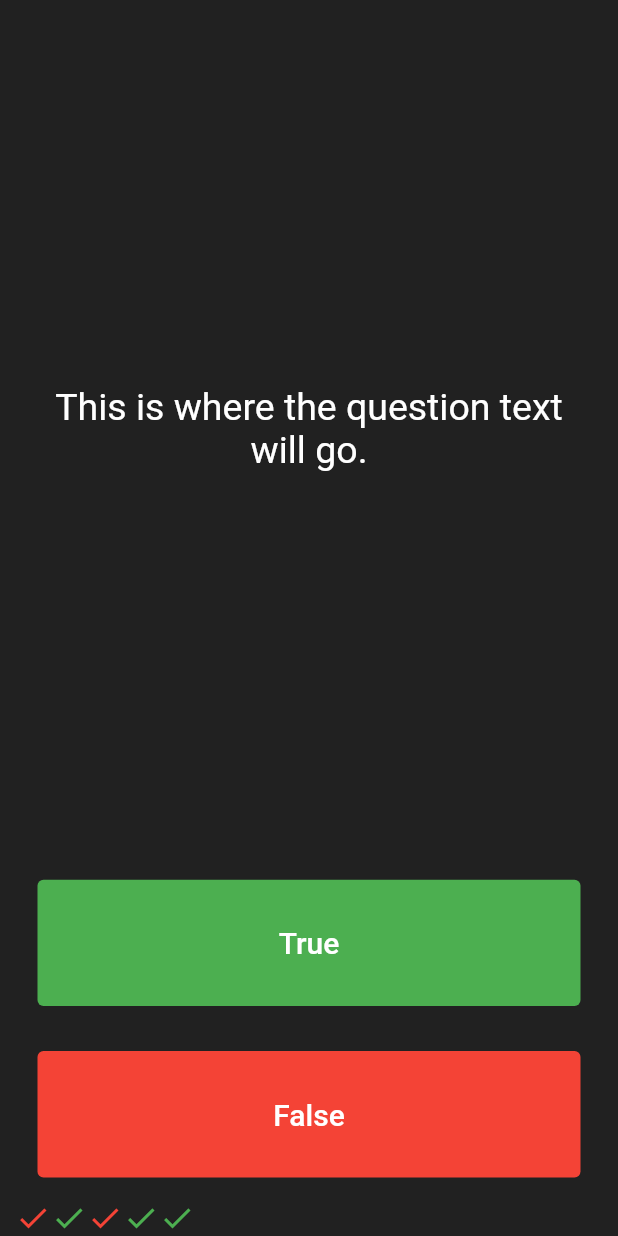
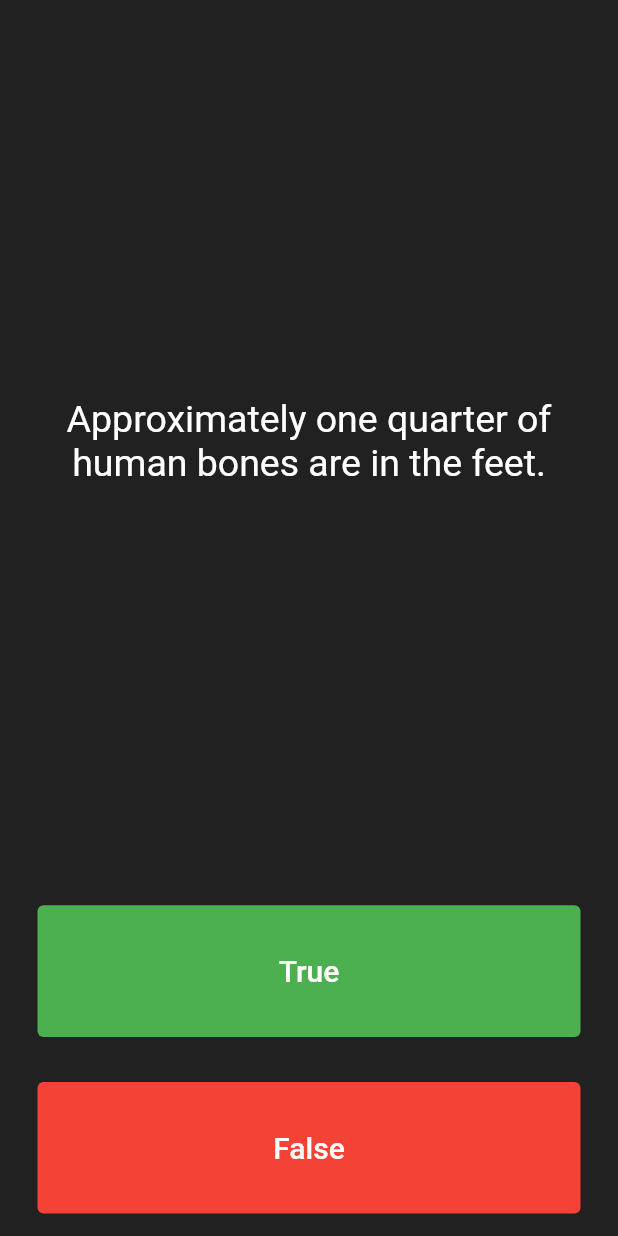
Before and after one commit to DavidMukhiya/Quizzler, a Flutter app: the screen it shows after launch, after a tap on "True", on a phone screen of 412 x 824 dp. Run offline on Flutter 3.47's test engine with Material 2 defaults, Android fonts, the phone set to English and light mode, and no system bars.

Commit message:
Displaying and changing Question

```diff
--- a/lib/main.dart
+++ b/lib/main.dart
@@ -26,24 +26,14 @@ class QuizPage extends StatefulWidget {
 }
 
 class _QuizPageState extends State<QuizPage> {
-  List<Widget> scoreKeeper = [
-    Icon(
-      Icons.check,
-      color: Colors.red,
-    ),
-    Icon(
-      Icons.check,
-      color: Colors.green,
-    ),
-    Icon(
-      Icons.check,
-      color: Colors.red,
-    ),
-    Icon(
-      Icons.check,
-      color: Colors.green,
-    ),
+  List<Widget> scoreKeeper = [];
+  List<String> questions = [
+    'You can lead a cow down stairs but not up stairs.',
+    'Approximately one quarter of human bones are in the feet.',
+    'A slug\'s blood is green.'
   ];
+
+  int questionNumber = 0;
   @override
   Widget build(BuildContext context) {
     return Column(
@@ -56,7 +46,7 @@ class _QuizPageState extends State<QuizPage> {
             padding: EdgeInsets.all(10.0),
             child: Center(
               child: Text(
-                'This is where the question text will go.',
+                questions[questionNumber],
                 style: TextStyle(
                   color: Colors.white,
                   fontSize: 25.0,
@@ -73,12 +63,13 @@ class _QuizPageState extends State<QuizPage> {
               style: TextButton.styleFrom(backgroundColor: Colors.green),
               onPressed: () {
                 setState(() {
-                  scoreKeeper.add(
-                    Icon(
-                      Icons.check,
-                      color: Colors.green,
-                    ),
-                  );
+                  questionNumber++;
+                  // scoreKeeper.add(
+                  //   Icon(
+                  //     Icons.check,
+                  //     color: Colors.green,
+                  //   ),
+                  // );
                 });
                 print("True");
               },
@@ -98,6 +89,9 @@ class _QuizPageState extends State<QuizPage> {
             child: TextButton(
               style: TextButton.styleFrom(backgroundColor: Colors.red),
               onPressed: () {
+                setState(() {
+                  questionNumber++;
+                });
                 print('False');
               },
               child: Text(
```
